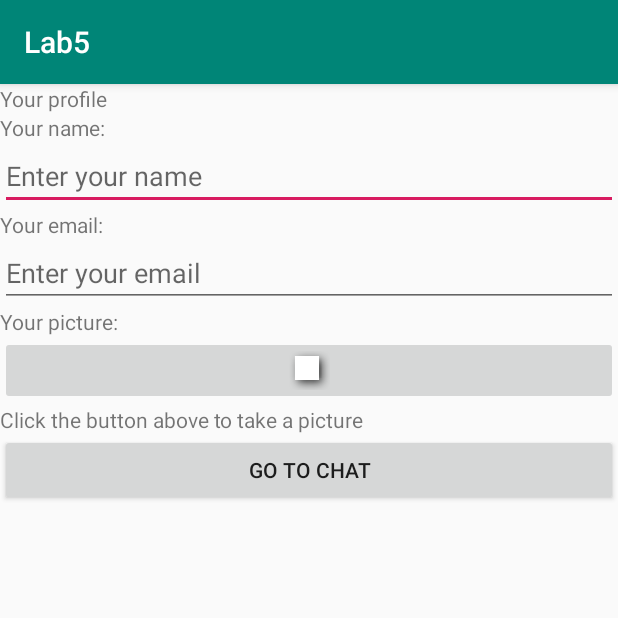
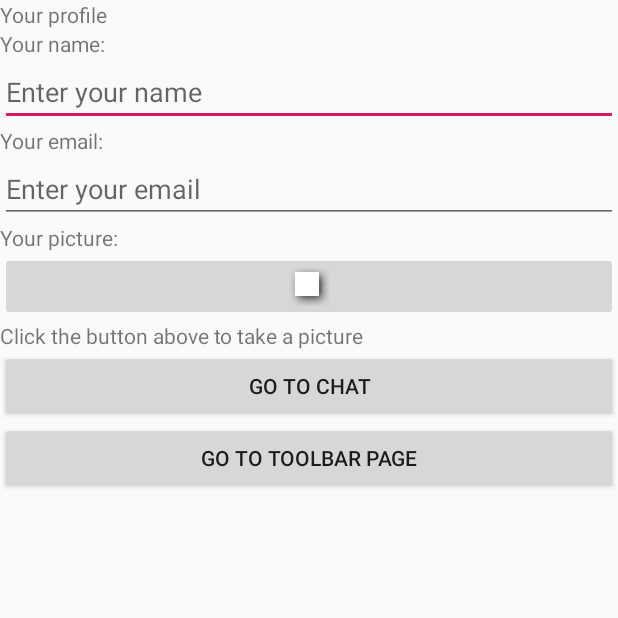
Before and after one commit to MichelleSunn/CST2335, an Android app: the ProfileActivity screen opened directly, with no data from a screen before it, on a phone screen of 412 x 824 dp, the top half of it. Run offline under Robolectric (Android 15) with nearby library versions, the phone set to English and light mode, and no system bars.

Commit message:
Finished lab 6

```diff
--- a/app/src/main/AndroidManifest.xml
+++ b/app/src/main/AndroidManifest.xml
@@ -13,6 +13,7 @@
         android:roundIcon="@mipmap/ic_launcher_round"
         android:supportsRtl="true"
         android:theme="@style/AppTheme">
+        <activity android:name=".TestToolbar"></activity>
         <activity android:name=".ChatRoomActivity" />
         <activity android:name=".ProfileActivity" />
         <activity android:name=".MainActivity">
--- a/app/src/main/java/com/example/androidlabs/ProfileActivity.java
+++ b/app/src/main/java/com/example/androidlabs/ProfileActivity.java
@@ -1,15 +1,24 @@
 package com.example.androidlabs;
 
 import android.content.Context;
+import android.content.DialogInterface;
 import android.content.Intent;
 import android.graphics.Bitmap;
 import android.provider.MediaStore;
+import android.support.design.widget.Snackbar;
+import android.support.v7.app.AlertDialog;
 import android.support.v7.app.AppCompatActivity;
 import android.os.Bundle;
 import android.util.Log;
+import android.view.Menu;
+import android.view.MenuInflater;
+import android.view.MenuItem;
+import android.view.View;
 import android.widget.Button;
 import android.widget.EditText;
 import android.widget.ImageButton;
+import android.widget.Toast;
+import android.widget.Toolbar;
 
 public class ProfileActivity extends AppCompatActivity {
 
@@ -17,7 +26,7 @@ public class ProfileActivity extends AppCompatActivity {
     static final int REQUEST_IMAGE_CAPTURE = 1;
     public static final String ACTIVITY_NAME = "PROFILE_ACTIVITY";
     Button chat;
-
+    Button toolbar;
     @Override
     protected void onCreate(Bundle savedInstanceState) {
 
@@ -26,6 +35,8 @@ public class ProfileActivity extends AppCompatActivity {
 
         mImageButton = (ImageButton) findViewById(R.id.photo);
         chat = findViewById(R.id.goToChat);
+        toolbar = findViewById(R.id.goToToolbar);
+
         mImageButton.setOnClickListener(a -> {
             Intent takePictureIntent = new Intent(MediaStore.ACTION_IMAGE_CAPTURE);
             if (takePictureIntent.resolveActivity(getPackageManager()) != null) {
@@ -38,7 +49,11 @@ public class ProfileActivity extends AppCompatActivity {
         Log.e(ACTIVITY_NAME, "In function:" + "onCreate");
 
         Intent gotochat = new Intent(this,ChatRoomActivity.class);
-        chat.setOnClickListener(a->{startActivity(gotochat);});
+        chat.setOnClickListener(a->startActivity(gotochat));
+
+        Intent gototoolbar = new Intent(this, TestToolbar.class);
+        toolbar.setOnClickListener(b->startActivity(gototoolbar));
+
     }
 
 
--- a/app/src/main/res/layout/activity_profile.xml
+++ b/app/src/main/res/layout/activity_profile.xml
@@ -70,4 +70,13 @@
         android:gravity="fill"
         android:textAlignment="center" />
 
+    <Button
+        android:id="@+id/goToToolbar"
+        android:layout_width="match_parent"
+        android:layout_height="wrap_content"
+        android:text="@string/goToToolbar"
+        android:gravity="fill"
+        android:textAlignment="center" />
+
+
 </LinearLayout>
--- a/app/src/main/res/values/styles.xml
+++ b/app/src/main/res/values/styles.xml
@@ -6,6 +6,9 @@
         <item name="colorPrimary">@color/colorPrimary</item>
         <item name="colorPrimaryDark">@color/colorPrimaryDark</item>
         <item name="colorAccent">@color/colorAccent</item>
+        <item name="windowActionBar">false</item>
+        <item name="windowNoTitle">true</item>
+
     </style>
 
 </resources>
```
Also changed, not shown: app/src/main/java/com/example/androidlabs/TestToolbar.java (added, +89 -0 lines), app/src/main/res/layout/activity_test_toolbar.xml (added, +10 -0 lines), app/src/main/res/layout/dialog_box.xml (added, +26 -0 lines), app/src/main/res/menu/menu.xml (added, +28 -0 lines), app/src/main/res/values/strings.xml (+7 -1 lines), app/src/main/res/drawable/icon1.png (added), app/src/main/res/drawable/icon2.png (added), app/src/main/res/drawable/icon3.png (added), app/src/main/res/drawable/icon4.png (added), app/src/main/res/drawable/icon5.png (added), 1 other file.
